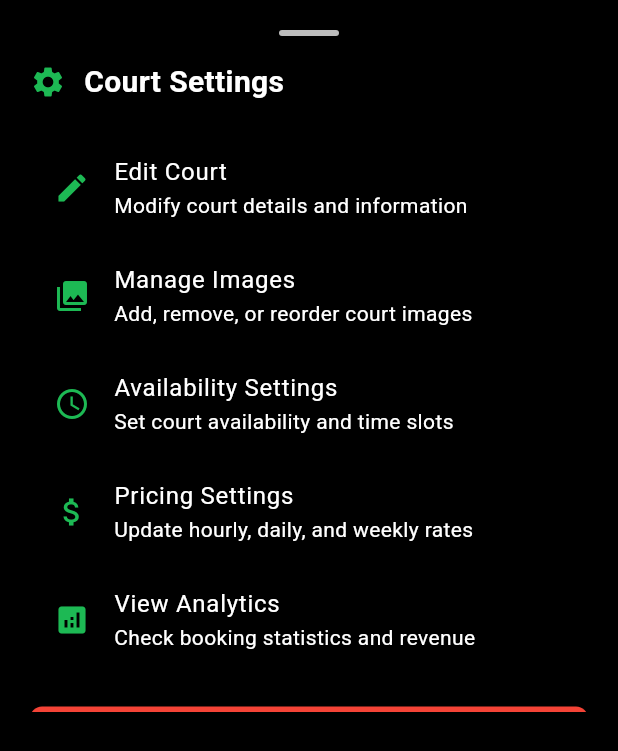
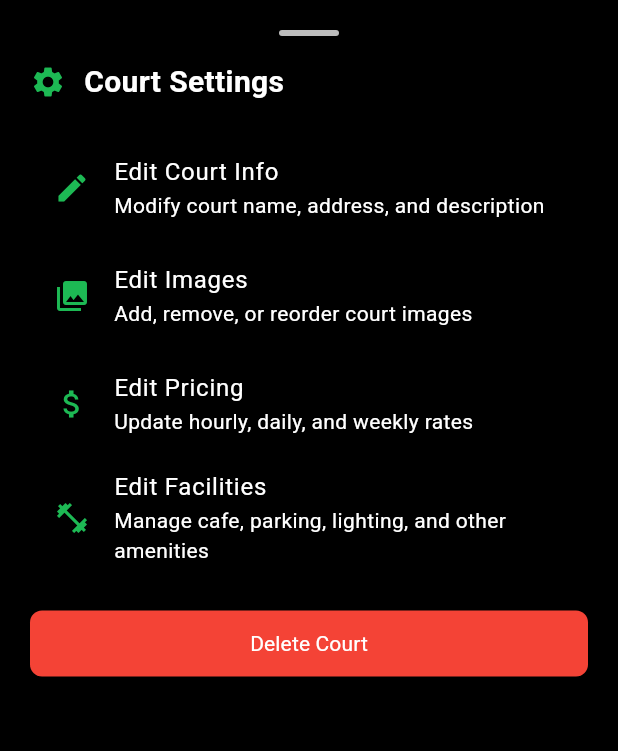
Before and after one commit to omarfouad065/courtly_owner, a Flutter app: the CourtSettingsBottomSheet widget shown alone on an empty page, opened directly with empty values, on a phone screen of 412 x 824 dp. Shown: the top 751 px of the screen. Run offline on Flutter 3.47's test engine with Material 3 defaults, Android fonts, the phone set to English and light mode, and no system bars; our stand-ins replace badges, cloud_firestore, file_picker, firebase_auth, firebase_core, flutter_local_notifications and 3 more; accounts and stored records are empty.

Commit message:
Refactor CourtSettingsBottomSheet to improve UI text clarity and update functionality labels. Changed titles and subtitles for editing court info, images, pricing, and facilities to better reflect their purposes.

```diff
--- a/lib/features/home/presentation/widgets/court_settings_bottom_sheet.dart
+++ b/lib/features/home/presentation/widgets/court_settings_bottom_sheet.dart
@@ -45,8 +45,8 @@ class CourtSettingsBottomSheet extends StatelessWidget {
                   children: [
                     CourtSettingsListTile(
                       icon: Icons.edit,
-                      title: 'Edit Court',
-                      subtitle: 'Modify court details and information',
+                      title: 'Edit Court Info',
+                      subtitle: 'Modify court name, address, and description',
                       onTap: () {
                         Navigator.pop(context);
                         Navigator.push(
@@ -62,52 +62,40 @@ class CourtSettingsBottomSheet extends StatelessWidget {
                     ),
                     CourtSettingsListTile(
                       icon: Icons.photo_library,
-                      title: 'Manage Images',
+                      title: 'Edit Images',
                       subtitle: 'Add, remove, or reorder court images',
                       onTap: () {
                         Navigator.pop(context);
                         ScaffoldMessenger.of(context).showSnackBar(
                           const SnackBar(
-                            content: Text('Image management coming soon!'),
-                          ),
-                        );
-                      },
-                    ),
-                    CourtSettingsListTile(
-                      icon: Icons.schedule,
-                      title: 'Availability Settings',
-                      subtitle: 'Set court availability and time slots',
-                      onTap: () {
-                        Navigator.pop(context);
-                        ScaffoldMessenger.of(context).showSnackBar(
-                          const SnackBar(
-                            content: Text('Availability settings coming soon!'),
+                            content: Text('Image editing coming soon!'),
                           ),
                         );
                       },
                     ),
                     CourtSettingsListTile(
                       icon: Icons.attach_money,
-                      title: 'Pricing Settings',
+                      title: 'Edit Pricing',
                       subtitle: 'Update hourly, daily, and weekly rates',
                       onTap: () {
                         Navigator.pop(context);
                         ScaffoldMessenger.of(context).showSnackBar(
                           const SnackBar(
-                            content: Text('Pricing settings coming soon!'),
+                            content: Text('Pricing editing coming soon!'),
                           ),
                         );
                       },
                     ),
                     CourtSettingsListTile(
-                      icon: Icons.analytics,
-                      title: 'View Analytics',
-                      subtitle: 'Check booking statistics and revenue',
+                      icon: Icons.fitness_center,
+                      title: 'Edit Facilities',
+                      subtitle:
+                          'Manage cafe, parking, lighting, and other amenities',
                       onTap: () {
                         Navigator.pop(context);
                         ScaffoldMessenger.of(context).showSnackBar(
                           const SnackBar(
-                            content: Text('Analytics coming soon!'),
+                            content: Text('Facilities editing coming soon!'),
                           ),
                         );
                       },
```
